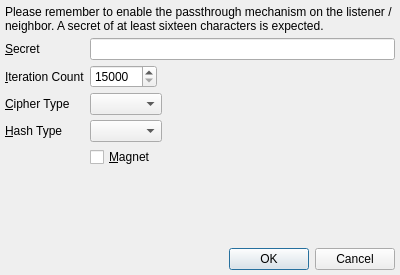
First picture: the form in branches/trunk/UI/spot-on-private-application-credentials.ui, repository textbrowser/spot-on, before the edit.
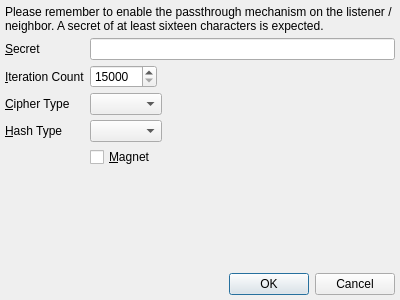
Second picture: the form after the edit. Icons and pictures are not drawn.

Patch:
```diff
--- a/branches/trunk/UI/spot-on-private-application-credentials.ui
+++ b/branches/trunk/UI/spot-on-private-application-credentials.ui
@@ -7,7 +7,7 @@
     <x>0</x>
     <y>0</y>
     <width>400</width>
-    <height>275</height>
+    <height>300</height>
    </rect>
   </property>
   <property name="windowIcon">
```
